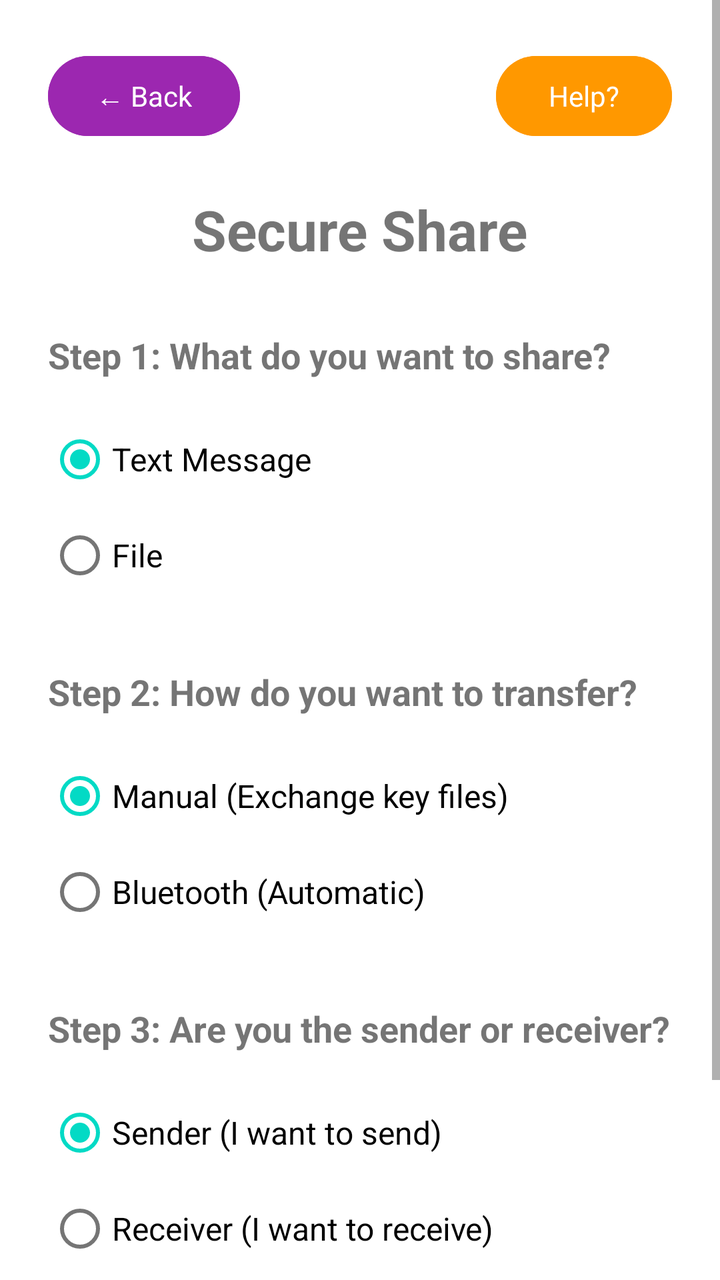
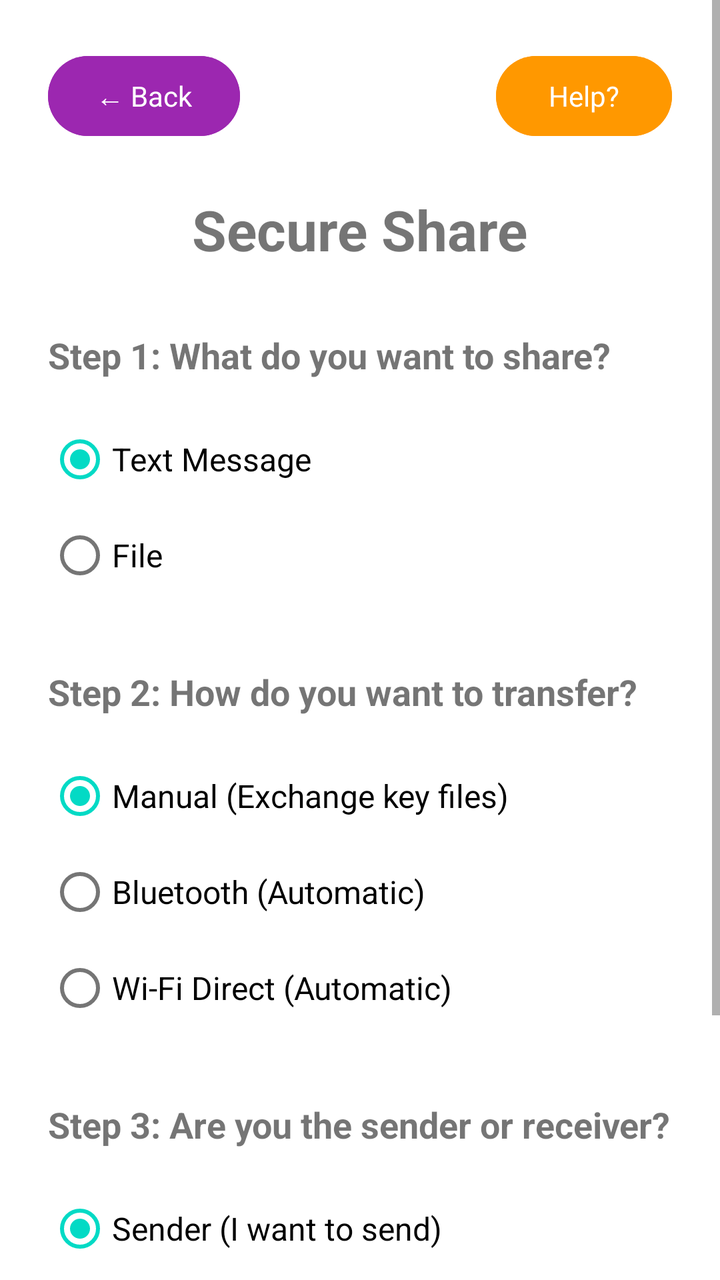

Two renders of the same Android screen: before a commit and after it. Below are the layout's source before the change and the commit's diff.
<!-- AndroidManifest.xml: application theme Theme.PQrypt -->
<!-- res/layout/activity_secure_share_mode.xml -->
<?xml version="1.0" encoding="utf-8"?>
<ScrollView
    xmlns:android="http://schemas.android.com/apk/res/android"
    xmlns:app="http://schemas.android.com/apk/res-auto"
    xmlns:tools="http://schemas.android.com/tools"
    android:layout_width="match_parent"
    android:layout_height="match_parent"
    tools:context=".SecureShareModeActivity">

    <LinearLayout
        android:layout_width="match_parent"
        android:layout_height="wrap_content"
        android:orientation="vertical"
        android:padding="24dp">

    
    <LinearLayout
        android:layout_width="match_parent"
        android:layout_height="wrap_content"
        android:orientation="horizontal"
        android:gravity="center_vertical"
        android:layout_marginBottom="24dp">

        <Button
            android:id="@+id/btn_back"
            style="@style/Widget.Material3.Button"
            android:layout_width="wrap_content"
            android:layout_height="wrap_content"
            android:backgroundTint="#9C27B0"
            android:text="← Back"
            android:textColor="@android:color/white"
            android:textSize="14sp" />

        <View
            android:layout_width="0dp"
            android:layout_height="1dp"
            android:layout_weight="1" />

        <Button
            android:id="@+id/btn_help"
            style="@style/Widget.Material3.Button"
            android:layout_width="wrap_content"
            android:layout_height="wrap_content"
            android:backgroundTint="#FF9800"
            android:text="Help?"
            android:textColor="@android:color/white"
            android:textSize="14sp" />
    </LinearLayout>

    <TextView
        android:layout_width="wrap_content"
        android:layout_height="wrap_content"
        android:text="Secure Share"
        android:textSize="28sp"
        android:textStyle="bold"
        android:layout_marginBottom="32dp"
        android:layout_gravity="center_horizontal" />

    
    <TextView
        android:layout_width="wrap_content"
        android:layout_height="wrap_content"
        android:text="Step 1: What do you want to share?"
        android:textSize="18sp"
        android:textStyle="bold"
        android:layout_marginBottom="16dp" />

    <RadioGroup
        android:id="@+id/rg_content_type"
        android:layout_width="match_parent"
        android:layout_height="wrap_content"
        android:layout_marginBottom="32dp">

        <RadioButton
            android:id="@+id/rb_text"
            android:layout_width="wrap_content"
            android:layout_height="wrap_content"
            android:text="Text Message"
            android:textSize="16sp"
            android:checked="true" />

        <RadioButton
            android:id="@+id/rb_file"
            android:layout_width="wrap_content"
            android:layout_height="wrap_content"
            android:text="File"
            android:textSize="16sp" />
    </RadioGroup>

    
    <TextView
        android:layout_width="wrap_content"
        android:layout_height="wrap_content"
        android:text="Step 2: How do you want to transfer?"
        android:textSize="18sp"
        android:textStyle="bold"
        android:layout_marginBottom="16dp" />

    <RadioGroup
        android:id="@+id/rg_transfer_mode"
        android:layout_width="match_parent"
        android:layout_height="wrap_content"
        android:layout_marginBottom="32dp">

        <RadioButton
            android:id="@+id/rb_manual"
            android:layout_width="wrap_content"
            android:layout_height="wrap_content"
            android:text="Manual (Exchange key files)"
            android:textSize="16sp"
            android:checked="true" />

        <RadioButton
            android:id="@+id/rb_bluetooth"
            android:layout_width="wrap_content"
            android:layout_height="wrap_content"
            android:text="Bluetooth (Automatic)"
            android:textSize="16sp" />
    </RadioGroup>

    
    <TextView
        android:layout_width="wrap_content"
        android:layout_height="wrap_content"
        android:text="Step 3: Are you the sender or receiver?"
        android:textSize="18sp"
        android:textStyle="bold"
        android:layout_marginBottom="16dp" />

    <RadioGroup
        android:id="@+id/rg_role"
        android:layout_width="match_parent"
        android:layout_height="wrap_content"
        android:layout_marginBottom="32dp">

        <RadioButton
            android:id="@+id/rb_sender"
            android:layout_width="wrap_content"
            android:layout_height="wrap_content"
            android:text="Sender (I want to send)"
            android:textSize="16sp"
            android:checked="true" />

        <RadioButton
            android:id="@+id/rb_receiver"
            android:layout_width="wrap_content"
            android:layout_height="wrap_content"
            android:text="Receiver (I want to receive)"
            android:textSize="16sp" />
    </RadioGroup>

    
    <Button
        android:id="@+id/btn_continue"
        android:layout_width="match_parent"
        android:layout_height="wrap_content"
        android:text="Continue"
        android:textSize="18sp"
        android:padding="16dp"
        style="@style/Widget.Material3.Button"
        android:backgroundTint="#9C27B0"
        android:textColor="@android:color/white" />

    </LinearLayout>

</ScrollView>
<!-- resources referenced by this layout -->
<resources>
  <style name="Theme.PQrypt" parent="Theme.MaterialComponents.DayNight.NoActionBar">
          
          <item name="colorPrimary">@color/blue_primary</item>
          <item name="colorPrimaryVariant">@color/blue_primary_dark</item>
          <item name="colorOnPrimary">@color/white</item>
          
          <item name="colorSecondary">@color/teal_200</item>
          <item name="colorSecondaryVariant">@color/teal_700</item>
          <item name="colorOnSecondary">@color/black</item>
          
          <item name="android:statusBarColor">@android:color/transparent</item>
          <item name="android:windowLightStatusBar">true</item>
          
      </style>
  <color name="blue_primary">#1E88E5</color>
  <color name="blue_primary_dark">#1565C0</color>
  <color name="white">#FFFFFFFF</color>
  <color name="teal_200">#FF03DAC5</color>
  <color name="teal_700">#FF018786</color>
  <color name="black">#FF000000</color>
</resources>

<!-- the commit's change to res/layout/activity_secure_share_mode.xml (unified diff, before → after) -->
@@ -116,6 +116,13 @@
             android:layout_height="wrap_content"
             android:text="Bluetooth (Automatic)"
             android:textSize="16sp" />
+
+        <RadioButton
+            android:id="@+id/rb_wifi_direct"
+            android:layout_width="wrap_content"
+            android:layout_height="wrap_content"
+            android:text="Wi‑Fi Direct (Automatic)"
+            android:textSize="16sp" />
     </RadioGroup>
 
     
